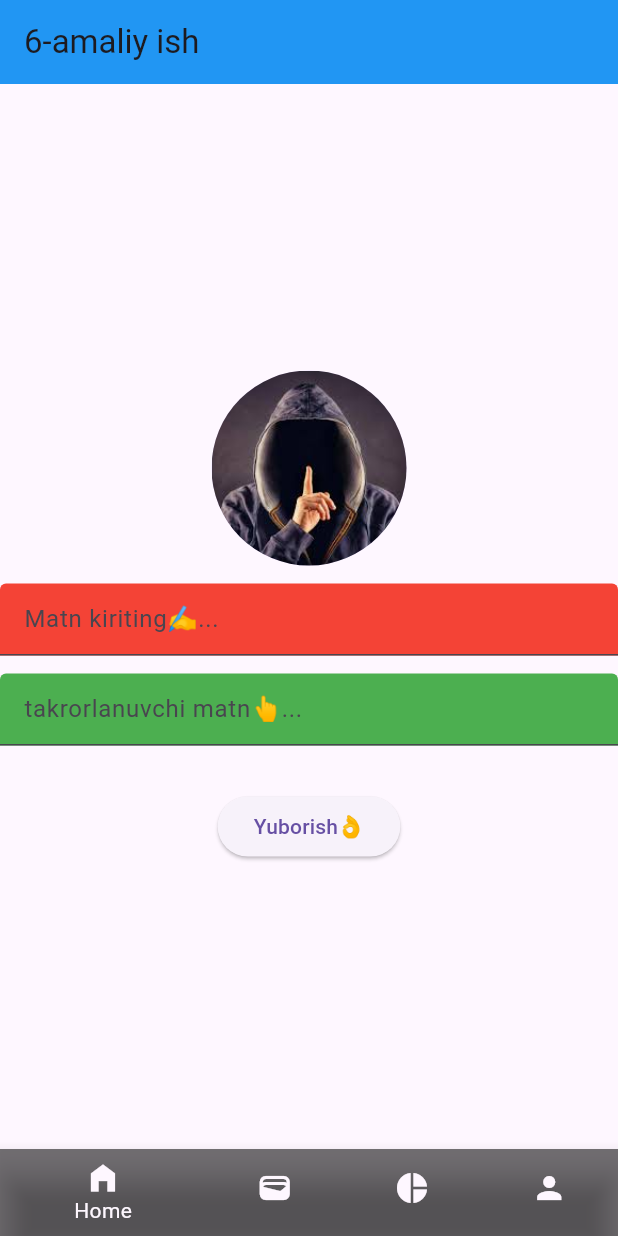
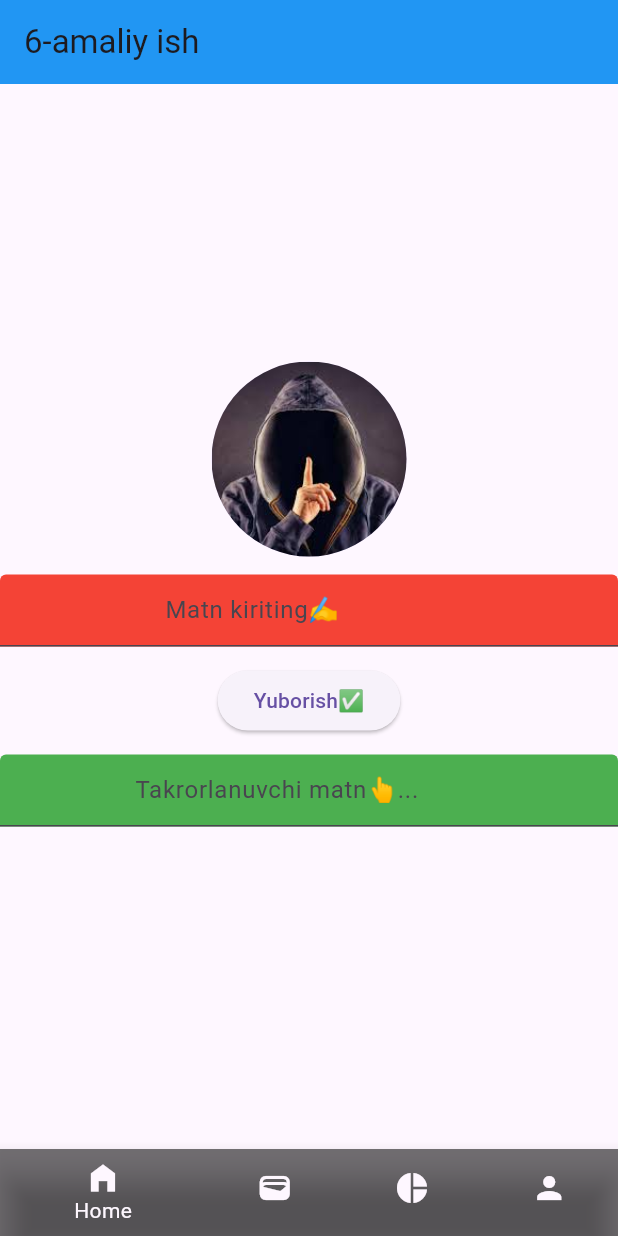
Before and after one commit to Kamronbek477/mobil_ilova2, a Flutter app: the screen it shows after launch, on a phone screen of 412 x 824 dp. Run offline on Flutter 3.47's test engine with Material 3 defaults, Android fonts, the phone set to English and light mode, and no system bars.

Commit message:
Update main.dart

```diff
--- a/lib/main.dart
+++ b/lib/main.dart
@@ -54,7 +54,8 @@ class _MyAppState extends State<MyApp> {
               decoration: InputDecoration(
                 filled: true,
                 fillColor: Colors.red,
-                hintText: "Matn kiriting✍...",
+                hintText: "Matn kiriting✍",
+                contentPadding: EdgeInsets.symmetric(horizontal: 106),
               ),
               onChanged: (text) {
                 setState(() {
@@ -63,23 +64,25 @@ class _MyAppState extends State<MyApp> {
               },
             ),
             SizedBox(height: 12),
-            TextField(
-              controller: _secondController,
-              decoration: InputDecoration(
-                filled: true,
-                fillColor: Colors.green,
-                hintText: "takrorlanuvchi matn👆...",
-              ),
-            ),
-            SizedBox(height: 30),
             ElevatedButton(
               onPressed: () {
                 setState(() {
                   _secondController.text = _firstText;
                 });
               },
-              child: Text("Yuborish👌"),
-            )
+              child: Text("Yuborish✅"),
+            ),
+            SizedBox(height: 12),
+            TextField(
+              controller: _secondController,
+              decoration: InputDecoration(
+                filled: true,
+                fillColor: Colors.green,
+                hintText: "Takrorlanuvchi matn👆...",
+                contentPadding: EdgeInsets.symmetric(horizontal: 86),
+              ),
+            ),
+            SizedBox(height: 30),
           ],
         ),
         bottomNavigationBar: Theme(
```
